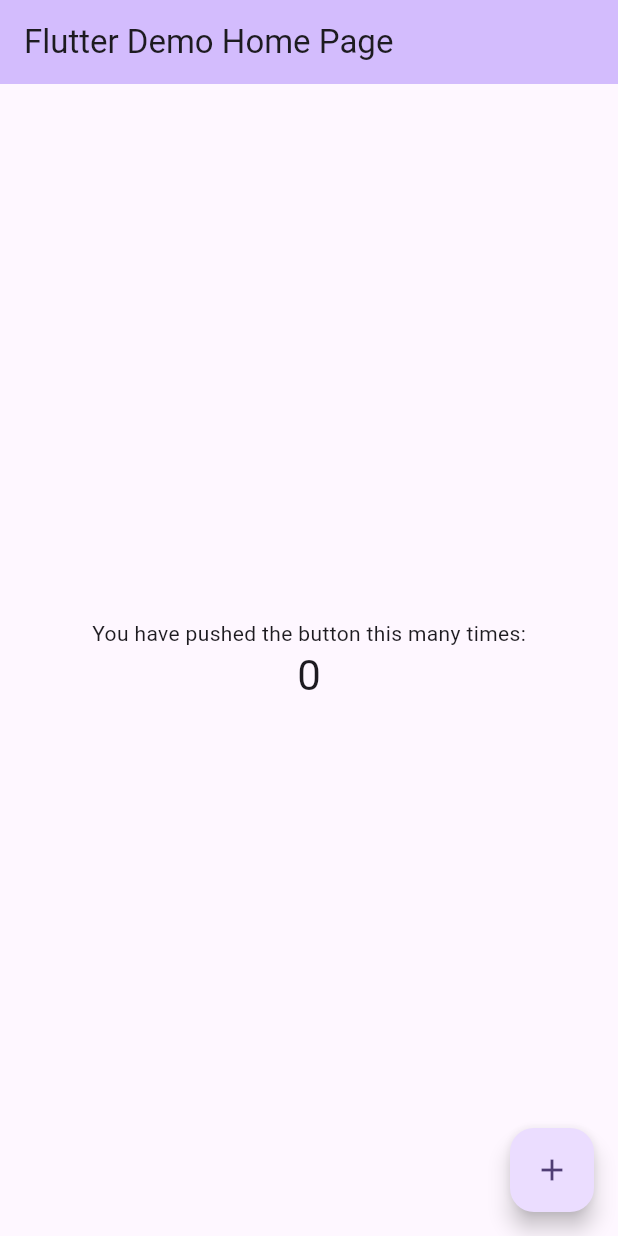
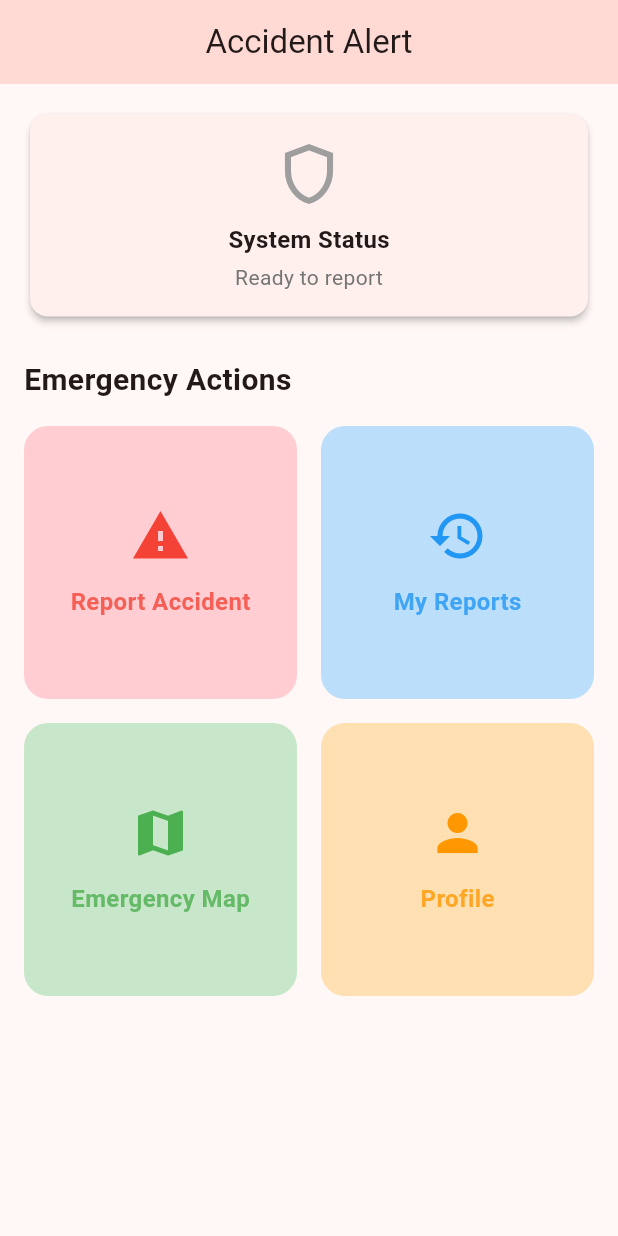
Before and after one commit to could-ai/019ac38a-9224-73bd-b9ec-3a66673d11e7, a Flutter app: the screen it shows after launch, on a phone screen of 412 x 824 dp. Run offline on Flutter 3.47's test engine with Material 3 defaults, Android fonts, the phone set to English and light mode, and no system bars; our stand-ins replace supabase_flutter; accounts and stored records are empty.

Commit message:
Added supabase_flutter dependency to pubspec.yaml to enable Supabase connectivity.; Updated main.dart to initialize Supabase with placeholder credentials and set up the Accident Alert app structure replacing the default counter app.; Created constants file to hold Supabase credentials.; Created a basic HomeScreen with a dashboard layout for the Accident Alert app, including placeholders for Reporting, History, Map, and Profile.

```diff
--- /dev/null
+++ b/usr/lib/core/constants.dart
@@ -0,0 +1,5 @@
+class AppConstants {
+  // TODO: Replace these with your actual values from the Supabase Dashboard -> Project Settings -> API
+  static const String supabaseUrl = 'YOUR_SUPABASE_URL';
+  static const String supabaseAnonKey = 'YOUR_SUPABASE_ANON_KEY';
+}
--- a/usr/lib/main.dart
+++ b/usr/lib/main.dart
@@ -1,123 +1,45 @@
 import 'package:flutter/material.dart';
+import 'package:supabase_flutter/supabase_flutter.dart';
+import 'package:couldai_user_app/screens/home_screen.dart';
+import 'package:couldai_user_app/core/constants.dart';
 
-void main() {
+Future<void> main() async {
+  WidgetsFlutterBinding.ensureInitialized();
+
+  // Initialize Supabase
+  // TODO: Replace with your actual Supabase URL and Anon Key from the Supabase Dashboard
+  try {
+    await Supabase.initialize(
+      url: AppConstants.supabaseUrl,
+      anonKey: AppConstants.supabaseAnonKey,
+    );
+  } catch (e) {
+    debugPrint('Supabase initialization failed (expected if keys are empty): $e');
+  }
+
   runApp(const MyApp());
 }
 
 class MyApp extends StatelessWidget {
   const MyApp({super.key});
 
-  // This widget is the root of your application.
   @override
   Widget build(BuildContext context) {
     return MaterialApp(
-      title: 'Flutter Demo',
+      title: 'Accident Alert',
       debugShowCheckedModeBanner: false,
       theme: ThemeData(
-        // This is the theme of your application.
-        //
-        // TRY THIS: Try running your application with "flutter run". You'll see
-        // the application has a purple toolbar. Then, without quitting the app,
-        // try changing the seedColor in the colorScheme below to Colors.green
-        // and then invoke "hot reload" (save your changes or press the "hot
-        // reload" button in a Flutter-supported IDE, or press "r" if you used
-        // the command line to start the app).
-        //
-        // Notice that the counter didn't reset back to zero; the application
-        // state is not lost during the reload. To reset the state, use hot
-        // restart instead.
-        //
-        // This works for code too, not just values: Most code changes can be
-        // tested with just a hot reload.
-        colorScheme: ColorScheme.fromSeed(seedColor: Colors.deepPurple),
+        colorScheme: ColorScheme.fromSeed(seedColor: Colors.red),
+        useMaterial3: true,
+        appBarTheme: const AppBarTheme(
+          centerTitle: true,
+          elevation: 0,
+        ),
       ),
       initialRoute: '/',
       routes: {
-        '/': (context) => const MyHomePage(title: 'Flutter Demo Home Page'),
+        '/': (context) => const HomeScreen(),
       },
     );
   }
 }
-
-class MyHomePage extends StatefulWidget {
-  const MyHomePage({super.key, required this.title});
-
-  // This widget is the home page of your application. It is stateful, meaning
-  // that it has a State object (defined below) that contains fields that affect
-  // how it looks.
-
-  // This class is the configuration for the state. It holds the values (in this
-  // case the title) provided by the parent (in this case the App widget) and
-  // used by the build method of the State. Fields in a Widget subclass are
-  // always marked "final".
-
-  final String title;
-
-  @override
-  State<MyHomePage> createState() => _MyHomePageState();
-}
-
-class _MyHomePageState extends State<MyHomePage> {
-  int _counter = 0;
-
-  void _incrementCounter() {
-    setState(() {
-      // This call to setState tells the Flutter framework that something has
-      // changed in this State, which causes it to rerun the build method below
-      // so that the display can reflect the updated values. If we changed
-      // _counter without calling setState(), then the build method would not be
-      // called again, and so nothing would appear to happen.
-      _counter++;
-    });
-  }
-
-  @override
-  Widget build(BuildContext context) {
-    // This method is rerun every time setState is called, for instance as done
-    // by the _incrementCounter method above.
-    //
-    // The Flutter framework has been optimized to make rerunning build methods
-    // fast, so that you can just rebuild anything that needs updating rather
-    // than having to individually change instances of widgets.
-    return Scaffold(
-      appBar: AppBar(
-        // TRY THIS: Try changing the color here to a specific color (to
-        // Colors.amber, perhaps?) and trigger a hot reload to see the AppBar
-        // change color while the other colors stay the same.
-        backgroundColor: Theme.of(context).colorScheme.inversePrimary,
-        // Here we take the value from the MyHomePage object that was created by
-        // the App.build method, and use it to set our appbar title.
-        title: Text(widget.title),
-      ),
-      body: Center(
-        // Center is a layout widget. It takes a single child and positions it
-        // in the middle of the parent.
-        child: Column(
-          // Column is also a layout widget. It takes a list of children and
-          // arranges them vertically. By default, it sizes itself to fit its
-          // children horizontally, and tries to be as tall as its parent.
-          //
-          // Column has various properties to control how it sizes itself and
-          // how it positions its children. Here we use mainAxisAlignment to
-          // center the children vertically; the main axis here is the vertical
-          // axis because Columns are vertical (the cross axis would be
-          // horizontal).
-          //
-          // TRY THIS: Invoke "debug painting" (choose the "Toggle Debug Paint"
-          // action in the IDE, or press "p" in the console), to see the
-          // wireframe for each widget.
-          mainAxisAlignment: MainAxisAlignment.center,
-          children: <Widget>[
-            const Text('You have pushed the button this many times:'),
-            Text('$_counter', style: Theme.of(context).textTheme.headlineMedium),
-          ],
-        ),
-      ),
-      floatingActionButton: FloatingActionButton(
-        onPressed: _incrementCounter,
-        tooltip: 'Increment',
-        child: const Icon(Icons.add),
-      ), // This trailing comma makes auto-formatting nicer for build methods.
-    );
-  }
-}
--- /dev/null
+++ b/usr/lib/screens/home_screen.dart
@@ -0,0 +1,141 @@
+import 'package:flutter/material.dart';
+
+class HomeScreen extends StatelessWidget {
+  const HomeScreen({super.key});
+
+  @override
+  Widget build(BuildContext context) {
+    return Scaffold(
+      appBar: AppBar(
+        title: const Text('Accident Alert'),
+        backgroundColor: Theme.of(context).colorScheme.primaryContainer,
+      ),
+      body: Padding(
+        padding: const EdgeInsets.all(16.0),
+        child: Column(
+          crossAxisAlignment: CrossAxisAlignment.stretch,
+          children: [
+            _buildStatusCard(context),
+            const SizedBox(height: 24),
+            const Text(
+              'Emergency Actions',
+              style: TextStyle(fontSize: 20, fontWeight: FontWeight.bold),
+            ),
+            const SizedBox(height: 16),
+            Expanded(
+              child: GridView.count(
+                crossAxisCount: 2,
+                crossAxisSpacing: 16,
+                mainAxisSpacing: 16,
+                children: [
+                  _buildActionCard(
+                    context,
+                    icon: Icons.report_problem,
+                    label: 'Report Accident',
+                    color: Colors.red.shade100,
+                    iconColor: Colors.red,
+                    onTap: () {
+                      // TODO: Navigate to Report Screen
+                      ScaffoldMessenger.of(context).showSnackBar(
+                        const SnackBar(content: Text('Report feature coming soon')),
+                      );
+                    },
+                  ),
+                  _buildActionCard(
+                    context,
+                    icon: Icons.history,
+                    label: 'My Reports',
+                    color: Colors.blue.shade100,
+                    iconColor: Colors.blue,
+                    onTap: () {
+                      // TODO: Navigate to History Screen
+                    },
+                  ),
+                  _buildActionCard(
+                    context,
+                    icon: Icons.map,
+                    label: 'Emergency Map',
+                    color: Colors.green.shade100,
+                    iconColor: Colors.green,
+                    onTap: () {
+                      // TODO: Navigate to Map Screen
+                    },
+                  ),
+                  _buildActionCard(
+                    context,
+                    icon: Icons.person,
+                    label: 'Profile',
+                    color: Colors.orange.shade100,
+                    iconColor: Colors.orange,
+                    onTap: () {
+                      // TODO: Navigate to Profile Screen
+                    },
+                  ),
+                ],
+              ),
+            ),
+          ],
+        ),
+      ),
+    );
+  }
+
+  Widget _buildStatusCard(BuildContext context) {
+    return Card(
+      elevation: 2,
+      child: Padding(
+        padding: const EdgeInsets.all(16.0),
+        child: Column(
+          children: [
+            const Icon(Icons.shield_outlined, size: 48, color: Colors.grey),
+            const SizedBox(height: 8),
+            const Text(
+              'System Status',
+              style: TextStyle(fontSize: 16, fontWeight: FontWeight.bold),
+            ),
+            const SizedBox(height: 4),
+            Text(
+              'Ready to report',
+              style: TextStyle(color: Colors.grey[600]),
+            ),
+          ],
+        ),
+      ),
+    );
+  }
+
+  Widget _buildActionCard(
+    BuildContext context, {
+    required IconData icon,
+    required String label,
+    required Color color,
+    required Color iconColor,
+    required VoidCallback onTap,
+  }) {
+    return InkWell(
+      onTap: onTap,
+      borderRadius: BorderRadius.circular(16),
+      child: Container(
+        decoration: BoxDecoration(
+          color: color,
+          borderRadius: BorderRadius.circular(16),
+        ),
+        child: Column(
+          mainAxisAlignment: MainAxisAlignment.center,
+          children: [
+            Icon(icon, size: 40, color: iconColor),
+            const SizedBox(height: 12),
+            Text(
+              label,
+              style: TextStyle(
+                fontSize: 16,
+                fontWeight: FontWeight.w600,
+                color: iconColor.withOpacity(0.8),
+              ),
+            ),
+          ],
+        ),
+      ),
+    );
+  }
+}
--- a/usr/pubspec.yaml
+++ b/usr/pubspec.yaml
@@ -15,6 +15,7 @@ dependencies:
   image_picker: ^1.0.7
   geolocator: ^11.0.0
   uuid: ^4.3.3
+  supabase_flutter: ^2.8.3
 
 dev_dependencies:
   flutter_test:
```
